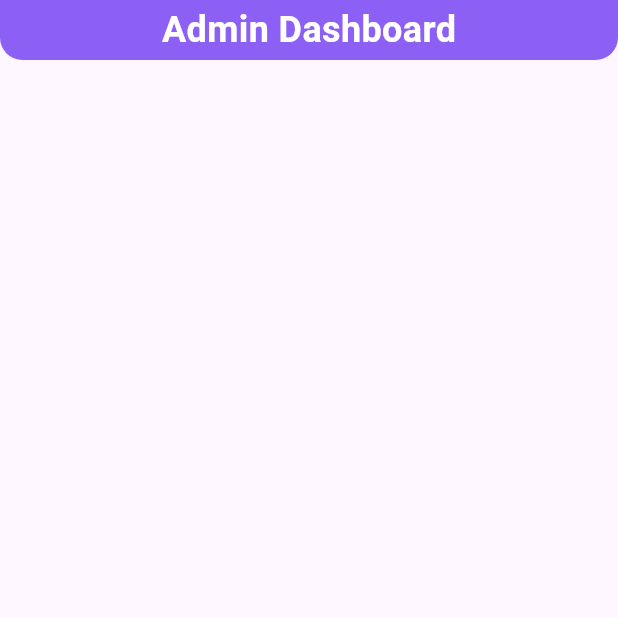
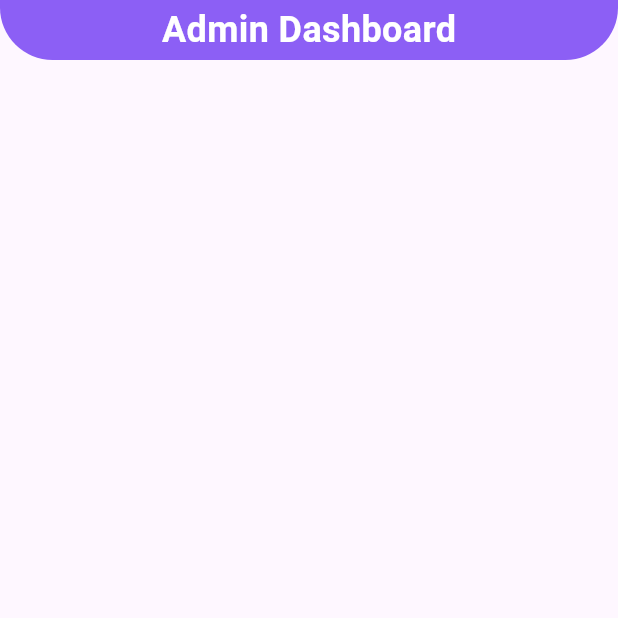
Before and after one commit to Sye0x/Demo-Virtual-Pre-School, a Flutter app: the AdminDashboardScreen screen opened directly, on a phone screen of 412 x 824 dp, the top half of it. Run offline on Flutter 3.47's test engine with Material 3 defaults, Android fonts, the light colour scheme and no system bars.

Commit message:
Admin Dashboard Header Added also it's a reuseable widget

```diff
--- a/lib/admin/admindashboardscreen/admindashboardscreen.dart
+++ b/lib/admin/admindashboardscreen/admindashboardscreen.dart
@@ -1,3 +1,4 @@
+import 'package:demo_vps/admin/admindashboardscreen/dashboardheader.dart';
 import 'package:flutter/material.dart';
 
 class AdminDashboardScreen extends StatefulWidget {
@@ -13,30 +14,7 @@ class AdminDashboardScreenState extends State<AdminDashboardScreen> {
     return Scaffold(
       body: Center(
         child: Column(
-          children: [
-            Container(
-              width: double.infinity,
-              height: 40,
-              decoration: BoxDecoration(
-                color: const Color(0xFF8C5FF5),
-                borderRadius: const BorderRadius.only(
-                  bottomLeft: Radius.circular(15),
-                  bottomRight: Radius.circular(15),
-                ),
-              ),
-              child: const Center(
-                child: Text(
-                  "Admin Dashboard",
-                  style: TextStyle(
-                    fontSize: 24,
-                    fontWeight: FontWeight.bold,
-                    color: Colors.white,
-                  ),
-                ),
-              ),
-            ),
-            const SizedBox(height: 20),
-          ],
+          children: [DashboardHeader(), const SizedBox(height: 20)],
         ),
       ),
     );
--- /dev/null
+++ b/lib/admin/admindashboardscreen/dashboardheader.dart
@@ -0,0 +1,30 @@
+import 'package:flutter/material.dart';
+
+class DashboardHeader extends StatelessWidget {
+  const DashboardHeader({super.key});
+
+  @override
+  Widget build(BuildContext context) {
+    return Container(
+      width: double.infinity,
+      height: 40,
+      decoration: BoxDecoration(
+        color: const Color(0xFF8C5FF5),
+        borderRadius: const BorderRadius.only(
+          bottomLeft: Radius.circular(35),
+          bottomRight: Radius.circular(35),
+        ),
+      ),
+      child: const Center(
+        child: Text(
+          "Admin Dashboard",
+          style: TextStyle(
+            fontSize: 24,
+            fontWeight: FontWeight.bold,
+            color: Colors.white,
+          ),
+        ),
+      ),
+    );
+  }
+}
--- a/lib/main.dart
+++ b/lib/main.dart
@@ -1,6 +1,7 @@
 // main.dart
 import 'package:flutter/material.dart';
 import 'package:demo_vps/loginscreen/loginscreen.dart';
+import 'package:demo_vps/admin/admindashboardscreen/admindashboardscreen.dart';
 
 void main() {
   runApp(const MyApp());
@@ -16,7 +17,7 @@ class MyApp extends StatelessWidget {
     return MaterialApp(
       debugShowCheckedModeBanner: false,
 
-      home: LoginScreen(), // Fixed casing
+      home: AdminDashboardScreen(), // Fixed casing
     );
   }
 }
```
